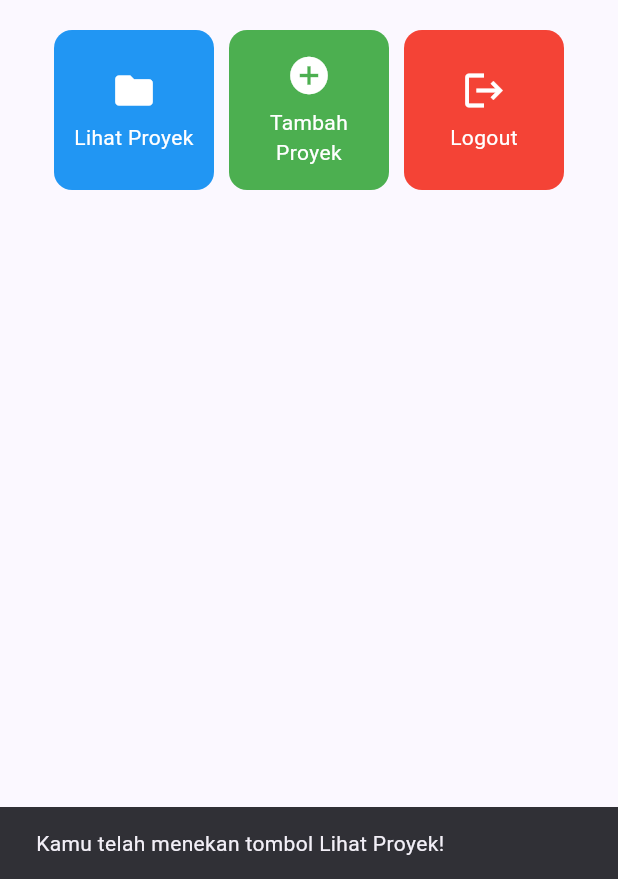
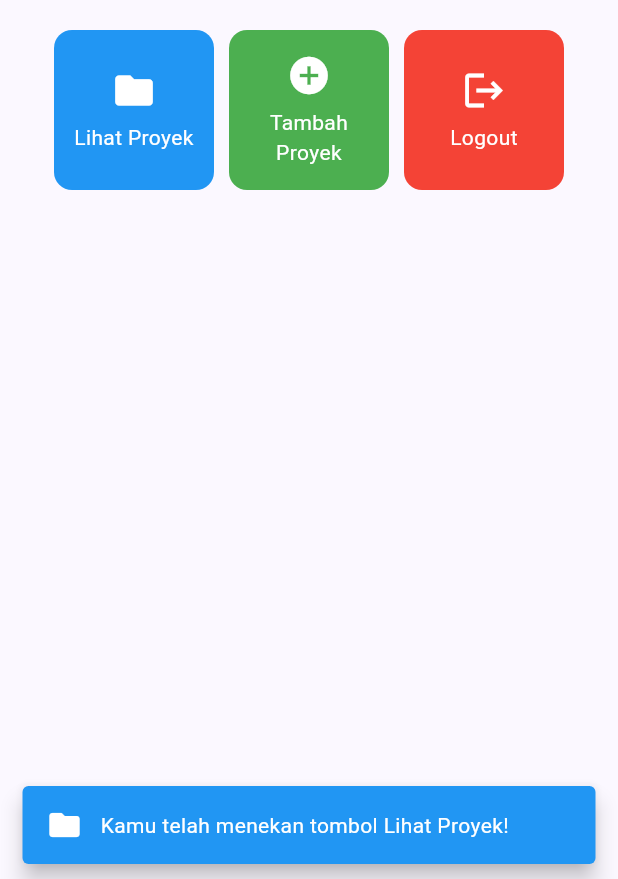
Before and after one commit to rayyanraditia/myportofolio_mobile, a Flutter app: the screen it shows after launch, after a tap on "Lihat Proyek", on a phone screen of 412 x 824 dp, the part 357-1236 px from its top. Run offline on Flutter 3.47's test engine with Material 3 defaults, Android fonts, the phone set to English and light mode, and no system bars.

Commit message:
feat: show floating SnackBar with matching icon and color

```diff
--- a/lib/menu.dart
+++ b/lib/menu.dart
@@ -154,7 +154,8 @@ class ItemHomepage {
 
 /// Tombol aksi berbentuk kartu berwarna yang dibangun dari [ItemHomepage].
 ///
-/// Saat ditekan, kartu menampilkan [SnackBar] berisi nama tombol tersebut.
+/// Saat ditekan, kartu menampilkan [SnackBar] mengambang berisi ikon dan
+/// nama tombol tersebut, dengan warna latar yang sama seperti tombolnya.
 class ItemCard extends StatelessWidget {
   /// Data tombol (nama, ikon, dan warna) yang ditampilkan kartu ini.
   final ItemHomepage item;
@@ -173,8 +174,25 @@ class ItemCard extends StatelessWidget {
           ScaffoldMessenger.of(context)
             ..hideCurrentSnackBar()
             ..showSnackBar(
+              // SnackBar mengambang memakai ikon dan warna yang sama dengan
+              // tombol, sehingga pengguna langsung tahu tombol mana yang
+              // baru saja ditekan.
               SnackBar(
-                content: Text("Kamu telah menekan tombol ${item.name}!"),
+                behavior: SnackBarBehavior.floating,
+                backgroundColor: item.color,
+                duration: const Duration(seconds: 2),
+                content: Row(
+                  children: [
+                    Icon(item.icon, color: Colors.white),
+                    const SizedBox(width: 12.0),
+                    Expanded(
+                      child: Text(
+                        "Kamu telah menekan tombol ${item.name}!",
+                        style: const TextStyle(color: Colors.white),
+                      ),
+                    ),
+                  ],
+                ),
               ),
             );
         },
```
